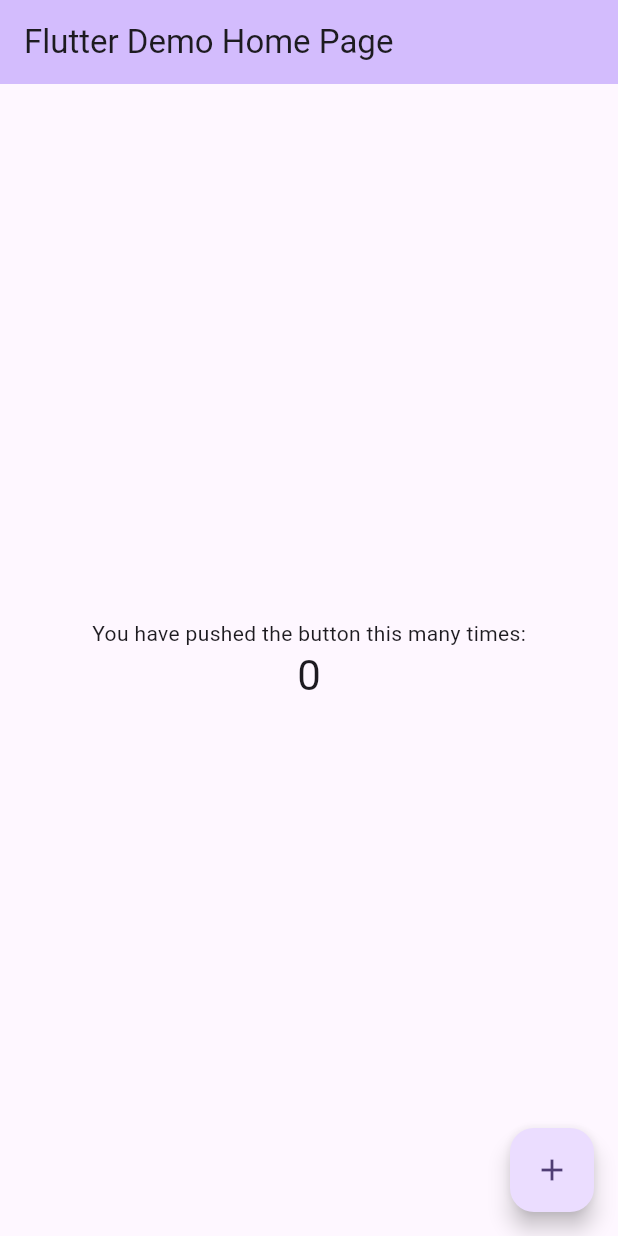
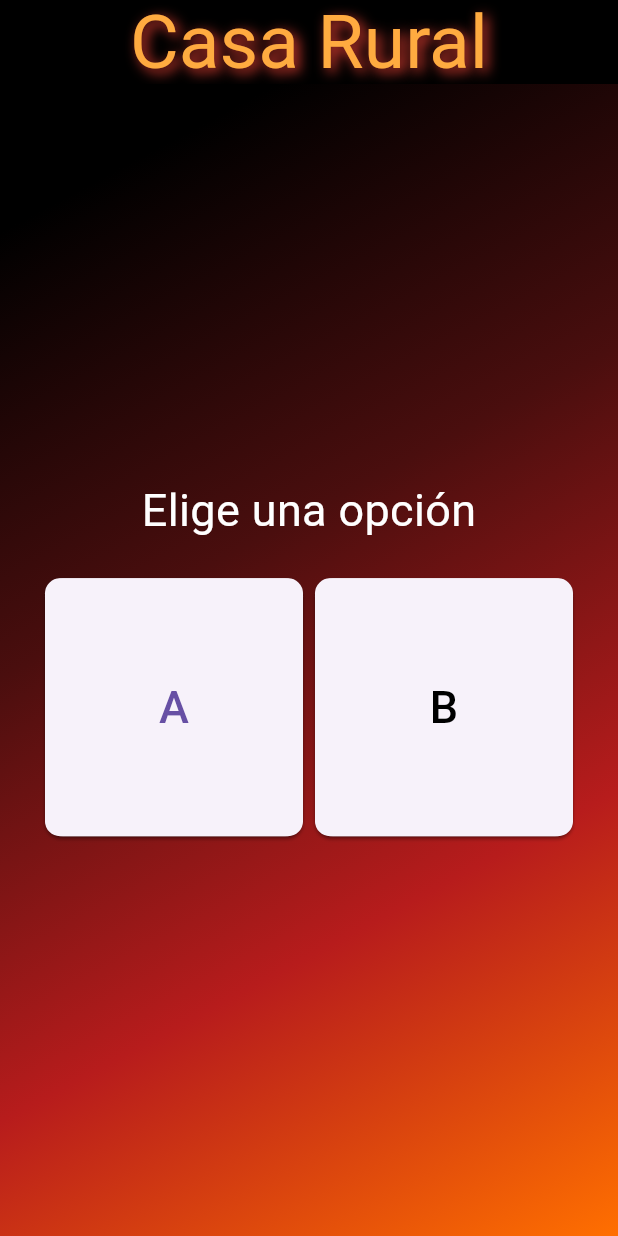
Before and after one commit to rruizosm/HalloweenQuiz, a Flutter app: the screen it shows after launch, on a phone screen of 412 x 824 dp. Run offline on Flutter 3.47's test engine with Material 3 defaults, Android fonts, the phone set to English and light mode, and no system bars; our stand-ins replace device_preview, firebase_database, google_fonts, hugeicons, shared_preferences; accounts and stored records are empty; Roboto replaces fonts that are missing (Creepster).

Commit message:
05/10/2025

```diff
--- /dev/null
+++ b/database.rules.json
@@ -0,0 +1,6 @@
+{
+  "rules": {
+    ".read": true,
+    ".write": true
+  }
+}
--- /dev/null
+++ b/dataconnect/example/connector.yaml
@@ -0,0 +1,5 @@
+connectorId: example
+generate:
+  dartSdk:
+    - outputDir: ..\..\lib\dataconnect_generated
+      package: dataconnect_generated
--- /dev/null
+++ b/devtools_options.yaml
@@ -0,0 +1,3 @@
+description: This file stores settings for Dart & Flutter DevTools.
+documentation: https://docs.flutter.dev/tools/devtools/extensions#configure-extension-enablement-states
+extensions:
--- a/lib/main.dart
+++ b/lib/main.dart
@@ -1,7 +1,17 @@
+import 'package:firebase_database/firebase_database.dart';
 import 'package:flutter/material.dart';
+import 'package:device_preview/device_preview.dart';
+import 'package:casa_rural_1/sections/home.dart';
+import 'package:google_fonts/google_fonts.dart';
+import 'package:shared_preferences/shared_preferences.dart';
+import 'package:casa_rural_1/app/database_service.dart';
 
 void main() {
-  runApp(const MyApp());
+  runApp(
+    DevicePreview(
+      builder: (context) => const MyApp()
+    )
+  );
 }
 
 class MyApp extends StatelessWidget {
@@ -9,114 +19,117 @@ class MyApp extends StatelessWidget {
 
   // This widget is the root of your application.
   @override
-  Widget build(BuildContext context) {
-    return MaterialApp(
-      title: 'Flutter Demo',
-      theme: ThemeData(
-        // This is the theme of your application.
-        //
-        // TRY THIS: Try running your application with "flutter run". You'll see
-        // the application has a purple toolbar. Then, without quitting the app,
-        // try changing the seedColor in the colorScheme below to Colors.green
-        // and then invoke "hot reload" (save your changes or press the "hot
-        // reload" button in a Flutter-supported IDE, or press "r" if you used
-        // the command line to start the app).
-        //
-        // Notice that the counter didn't reset back to zero; the application
-        // state is not lost during the reload. To reset the state, use hot
-        // restart instead.
-        //
-        // This works for code too, not just values: Most code changes can be
-        // tested with just a hot reload.
-        colorScheme: ColorScheme.fromSeed(seedColor: Colors.deepPurple),
+Widget build(BuildContext context) {
+  return MaterialApp(
+    home: Scaffold(
+      appBar: AppBar(
+        centerTitle: true,
+        backgroundColor: Colors.black,
+        title: Text(
+          'Casa Rural',
+          style: GoogleFonts.creepster(fontSize: 50, color: Colors.orangeAccent, shadows: [Shadow(blurRadius: 10, color: Colors.red, offset: Offset(3, 3))]),
+        ),
       ),
-      home: const MyHomePage(title: 'Flutter Demo Home Page'),
-    );
+      body: Container(
+        decoration: const BoxDecoration(
+          gradient: LinearGradient(
+            begin: Alignment.topLeft,
+            end: Alignment.bottomRight,
+            colors: [
+              Color(0xFF000000), // negro
+              Color(0xFF4A0E0E), // rojo sangre oscuro
+              Color(0xFFB71C1C), // rojo sangre brillante
+              Color(0xFFFF6F00), // naranja fuego
+            ],
+            stops: [0.1, 0.4, 0.7, 1.0],
+          ),
+        ),
+        child: FutureBuilder<String?>(
+          future: _getSelection(),
+          builder: (context, snapshot) {
+            print(snapshot.data);
+            // Check the connection state and data
+            if (snapshot.connectionState == ConnectionState.waiting) {
+              // Show a loading indicator while the future is resolving
+              return Center(child: CircularProgressIndicator());
+            } else if (snapshot.data == null) {
+              // If no selection exists, show the selection screen
+              return SelectionScreen();
+            } else {
+              // If a selection exists, show the main home screen
+              return Home(selection: snapshot.data!);
+            }
+          },
+        ),
+      ),
+    ),
+  );
+}
+  Future<String?> _getSelection() async {
+    final prefs = await SharedPreferences.getInstance();
+    return prefs.getString("user_selection"); // Cambia esto a un valor no nulo para probar la pantalla principal
   }
 }
 
-class MyHomePage extends StatefulWidget {
-  const MyHomePage({super.key, required this.title});
+class SelectionScreen extends StatelessWidget {
+  Future<void> _saveSelection(BuildContext context, String choice) async {
+    final prefs = await SharedPreferences.getInstance();
+    await prefs.setString("user_selection", choice);
 
-  // This widget is the home page of your application. It is stateful, meaning
-  // that it has a State object (defined below) that contains fields that affect
-  // how it looks.
-
-  // This class is the configuration for the state. It holds the values (in this
-  // case the title) provided by the parent (in this case the App widget) and
-  // used by the build method of the State. Fields in a Widget subclass are
-  // always marked "final".
-
-  final String title;
-
-  @override
-  State<MyHomePage> createState() => _MyHomePageState();
-}
-
-class _MyHomePageState extends State<MyHomePage> {
-  int _counter = 0;
-
-  void _incrementCounter() {
-    setState(() {
-      // This call to setState tells the Flutter framework that something has
-      // changed in this State, which causes it to rerun the build method below
-      // so that the display can reflect the updated values. If we changed
-      // _counter without calling setState(), then the build method would not be
-      // called again, and so nothing would appear to happen.
-      _counter++;
-    });
+    Navigator.pushReplacement(context, MaterialPageRoute(builder: (context) => MyApp(),
+    ));
   }
 
   @override
   Widget build(BuildContext context) {
-    // This method is rerun every time setState is called, for instance as done
-    // by the _incrementCounter method above.
-    //
-    // The Flutter framework has been optimized to make rerunning build methods
-    // fast, so that you can just rebuild anything that needs updating rather
-    // than having to individually change instances of widgets.
     return Scaffold(
-      appBar: AppBar(
-        // TRY THIS: Try changing the color here to a specific color (to
-        // Colors.amber, perhaps?) and trigger a hot reload to see the AppBar
-        // change color while the other colors stay the same.
-        backgroundColor: Theme.of(context).colorScheme.inversePrimary,
-        // Here we take the value from the MyHomePage object that was created by
-        // the App.build method, and use it to set our appbar title.
-        title: Text(widget.title),
-      ),
+      backgroundColor: Colors.transparent,
       body: Center(
-        // Center is a layout widget. It takes a single child and positions it
-        // in the middle of the parent.
         child: Column(
-          // Column is also a layout widget. It takes a list of children and
-          // arranges them vertically. By default, it sizes itself to fit its
-          // children horizontally, and tries to be as tall as its parent.
-          //
-          // Column has various properties to control how it sizes itself and
-          // how it positions its children. Here we use mainAxisAlignment to
-          // center the children vertically; the main axis here is the vertical
-          // axis because Columns are vertical (the cross axis would be
-          // horizontal).
-          //
-          // TRY THIS: Invoke "debug painting" (choose the "Toggle Debug Paint"
-          // action in the IDE, or press "p" in the console), to see the
-          // wireframe for each widget.
           mainAxisAlignment: MainAxisAlignment.center,
-          children: <Widget>[
-            const Text('You have pushed the button this many times:'),
-            Text(
-              '$_counter',
-              style: Theme.of(context).textTheme.headlineMedium,
-            ),
+          children: [
+            Text("Elige una opción", style: GoogleFonts.creepster(fontSize: 30, color: Colors.white),),
+            SizedBox(height: 20),
+            Row(
+              mainAxisAlignment: MainAxisAlignment.center,
+              children: [
+                SizedBox(
+                  width: 180,
+                  height: 180,
+                  child: Container(
+                    child: Card(
+                      child: ElevatedButton(
+                        style: ElevatedButton.styleFrom(
+                          shape: RoundedRectangleBorder(
+                            borderRadius: BorderRadius.circular(10),
+                        ),),
+                        onPressed: ()=> _saveSelection(context, "A"),
+
+                        child: Text("A", style: GoogleFonts.creepster(fontSize: 30,),)),
+                      ),
+                    ),
+                  ),
+                SizedBox(
+                  width: 180,
+                  height: 180,
+                  child: Container(
+                    child: Card(
+                      child: ElevatedButton(
+                        style: ElevatedButton.styleFrom(
+                          shape: RoundedRectangleBorder(
+                            borderRadius: BorderRadius.circular(10),
+                        ),),
+                        onPressed: ()=> _saveSelection(context, "B"),
+                        child: Text("B", style: GoogleFonts.creepster(fontSize: 30, color: Colors.black),)
+                        ),
+                      ),
+                    ),
+                  ),
+              ],
+            )
           ],
         ),
       ),
-      floatingActionButton: FloatingActionButton(
-        onPressed: _incrementCounter,
-        tooltip: 'Increment',
-        child: const Icon(Icons.add),
-      ), // This trailing comma makes auto-formatting nicer for build methods.
     );
   }
 }
--- a/pubspec.yaml
+++ b/pubspec.yaml
@@ -30,14 +30,17 @@ environment:
 dependencies:
   flutter:
     sdk: flutter
-
+  google_fonts: ^6.3.0
+  hugeicons: ^1.1.0
   # The following adds the Cupertino Icons font to your application.
   # Use with the CupertinoIcons class for iOS style icons.
   cupertino_icons: ^1.0.8
+  firebase_database: ^12.0.2
 
 dev_dependencies:
   flutter_test:
     sdk: flutter
+  device_preview: ^1.2.0
 
   # The "flutter_lints" package below contains a set of recommended lints to
   # encourage good coding practices. The lint set provided by the package is
```
Also changed, not shown: dataconnect/dataconnect.yaml (added, +13 -0 lines), lib/app/database_service.dart (added, +30 -0 lines), lib/sections/classification.dart (added, +17 -0 lines), lib/sections/home.dart (added, +289 -0 lines), lib/sections/pista.dart (added, +15 -0 lines), firebase.json (added), lib/sections/questions.dart (added), pubspec.lock, 6 other files.
